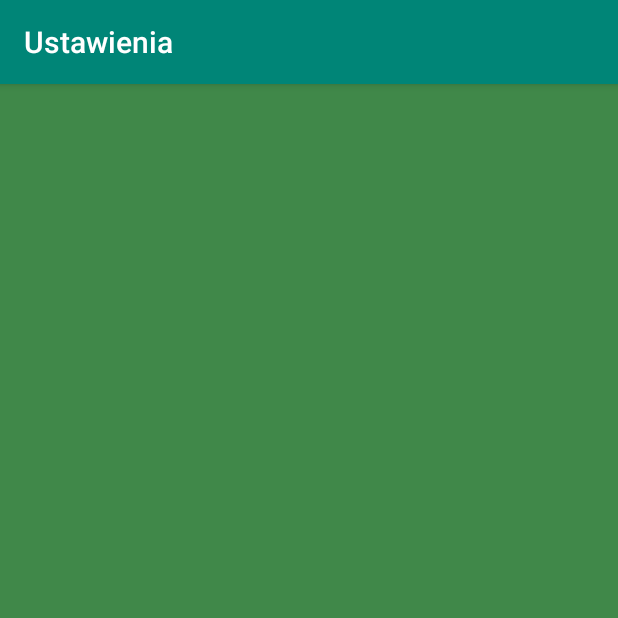
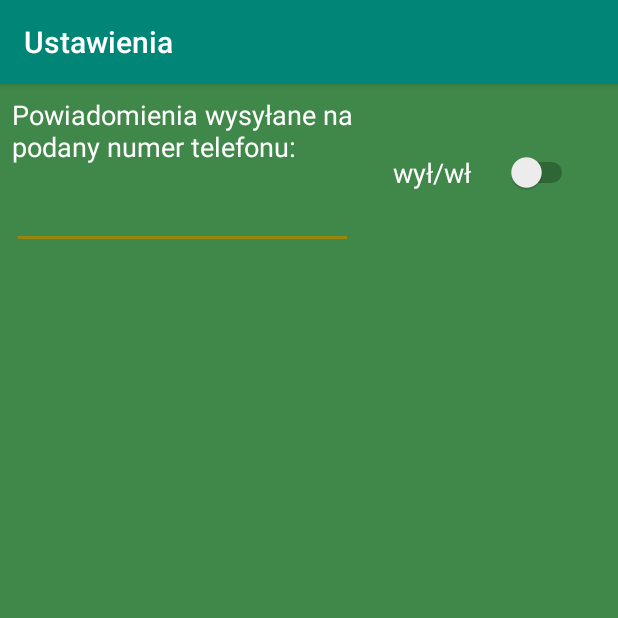
Before and after one commit to Rafi6677/Shopping-Manager---Android, an Android app: the SettingsActivity screen opened directly, with no data from a screen before it, on a phone screen of 412 x 824 dp, the top half of it. Run offline under Robolectric (Android 15) with nearby library versions, the phone set to English and light mode, and no system bars.

Commit message:
SettingsActivity layout

```diff
--- a/app/src/main/res/layout/activity_settings.xml
+++ b/app/src/main/res/layout/activity_settings.xml
@@ -8,4 +8,45 @@
         tools:context="com.example.shoppingmanager.activities.settings.SettingsActivity"
         android:background="@color/colorBackground">
 
+    <TextView
+            android:text="Powiadomienia wysyłane na\npodany numer telefonu:"
+            android:textColor="@android:color/white"
+            android:textSize="18sp"
+            android:layout_width="wrap_content"
+            android:layout_height="wrap_content"
+            android:id="@+id/textView3"
+            app:layout_constraintStart_toStartOf="parent"
+            android:layout_marginLeft="8dp"
+            android:layout_marginStart="8dp"
+            android:layout_marginTop="8dp"
+            app:layout_constraintTop_toTopOf="parent"/>
+    <EditText
+            android:layout_width="0dp"
+            android:layout_height="wrap_content"
+            android:textSize="20sp"
+            android:textColor="@android:color/white"
+            android:maxLength="9"
+            android:textColorHint="@android:color/white"
+            android:ems="10"
+            android:id="@+id/editText"
+            android:layout_marginTop="8dp"
+            app:layout_constraintTop_toBottomOf="@+id/textView3"
+            app:layout_constraintEnd_toEndOf="@+id/textView3"
+            app:layout_constraintStart_toStartOf="@+id/textView3" android:inputType="number"/>
+    <Switch
+            android:text="wył/wł     "
+            android:textColor="@android:color/white"
+            android:textSize="18sp"
+            android:layout_width="wrap_content"
+            android:layout_height="wrap_content"
+            android:id="@+id/switchSendingSMSMessages_SwitchButton"
+            android:layout_marginTop="8dp"
+            app:layout_constraintTop_toTopOf="@+id/textView3"
+            android:layout_marginBottom="8dp"
+            app:layout_constraintBottom_toBottomOf="@+id/editText"
+            app:layout_constraintEnd_toEndOf="parent"
+            android:layout_marginEnd="8dp"
+            android:layout_marginRight="8dp" android:checked="false"
+            app:layout_constraintStart_toEndOf="@+id/textView3" android:layout_marginStart="8dp"
+            android:layout_marginLeft="8dp"/>
 </android.support.constraint.ConstraintLayout>
```
